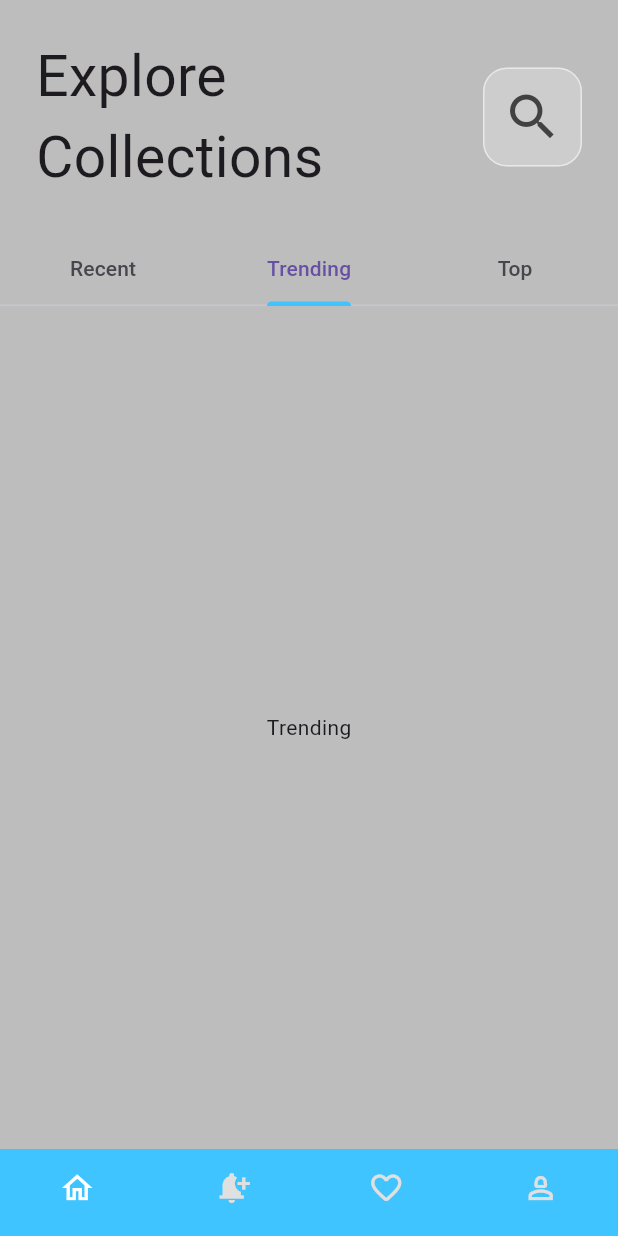
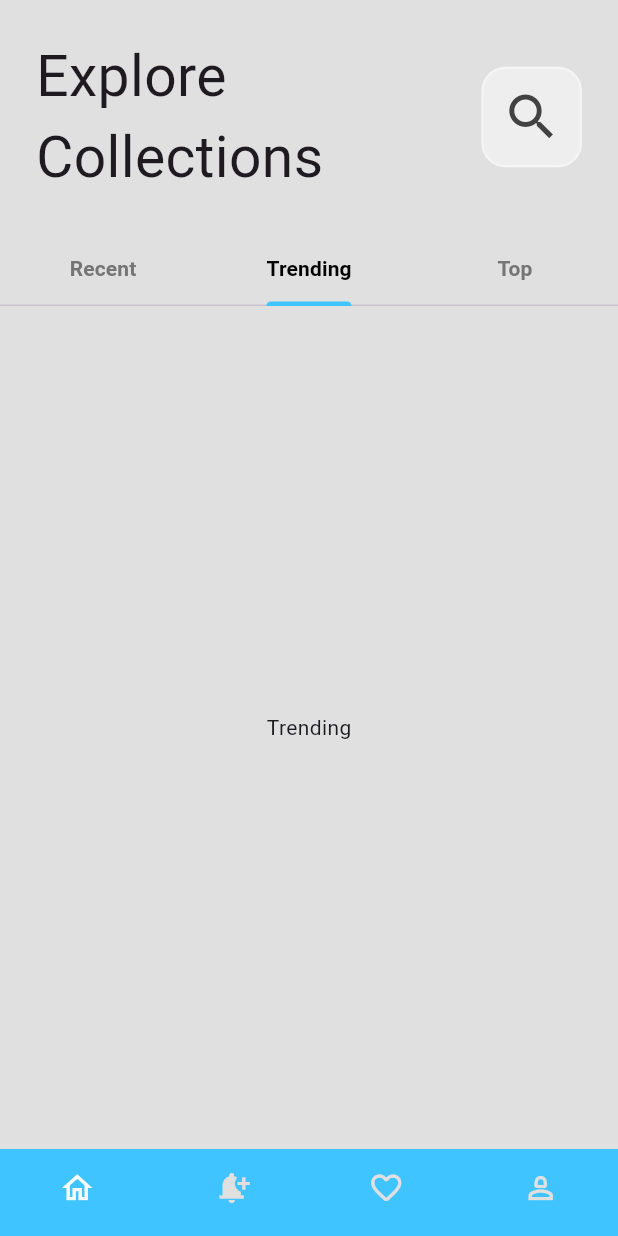
Before and after one commit to namanmahajan2020/NFT-App-UI, a Flutter app: the screen it shows after launch, tab 2 chosen, after a tap on the "search" icon, on a phone screen of 412 x 824 dp. Run offline on Flutter 3.47's test engine with Material 3 defaults, Android fonts, the phone set to English and light mode, and no system bars.

Commit message:
nft card

```diff
--- /dev/null
+++ b/lib/components/my_AppBar.dart
@@ -0,0 +1,42 @@
+import 'package:flutter/material.dart';
+
+class MyAppbar extends StatelessWidget {
+  const MyAppbar({super.key});
+
+  @override
+  Widget build(BuildContext context) {
+    return Padding(
+      padding: const EdgeInsets.all(24.0),
+      child: Row(
+        mainAxisAlignment: MainAxisAlignment.spaceBetween,
+        children: [
+          Column(
+            crossAxisAlignment: CrossAxisAlignment.start,
+            children: [
+              Text(
+                "Explore",
+                style: TextStyle(fontSize: 38, fontWeight: FontWeight.w400),
+              ),
+              Text(
+                "Collections",
+                style: TextStyle(fontSize: 38, fontWeight: FontWeight.w400),
+              ),
+            ],
+          ),
+          Container(
+            padding: EdgeInsets.all(4),
+            decoration: BoxDecoration(
+              border: Border.all(color: Colors.white38, width: 1.5),
+              color: Colors.grey.shade200,
+              borderRadius: BorderRadius.circular(16),
+            ),
+            child: IconButton(
+              icon: Icon(Icons.search, color: Colors.grey[800], size: 40),
+              onPressed: () {},
+            ),
+          ),
+        ],
+      ),
+    );
+  }
+}
--- /dev/null
+++ b/lib/components/nft_card.dart
@@ -0,0 +1,11 @@
+import 'package:flutter/material.dart';
+
+class NftCard extends StatelessWidget {
+  final String imagePath;
+  const NftCard({super.key,required this.imagePath});
+
+  @override
+  Widget build(BuildContext context) {
+    return Image.asset(imagePath, fit: BoxFit.fill);
+  }
+}
--- a/lib/pages/home_page.dart
+++ b/lib/pages/home_page.dart
@@ -1,4 +1,5 @@
 import 'package:flutter/material.dart';
+import 'package:nft_app_ui/components/my_AppBar.dart';
 import 'package:nft_app_ui/components/my_bottomBar.dart';
 import 'package:nft_app_ui/tabs/recent_tab.dart';
 import 'package:nft_app_ui/tabs/top_tab.dart';
@@ -29,7 +30,7 @@ class _HomePageState extends State<HomePage> {
     return DefaultTabController(
       length: tabOptions.length,
       child: Scaffold(
-        backgroundColor: Colors.grey[400],
+        backgroundColor: Colors.grey[300],
         bottomNavigationBar: MyBottombar(
           index: _currentindex,
           onTap: _handleBottomIndexChanger,
@@ -37,50 +38,19 @@ class _HomePageState extends State<HomePage> {
         body: SafeArea(
           child: Column(
             children: [
-              Padding(
-                padding: const EdgeInsets.all(24.0),
-                child: Row(
-                  mainAxisAlignment: MainAxisAlignment.spaceBetween,
-                  children: [
-                    Column(
-                      crossAxisAlignment: CrossAxisAlignment.start,
-                      children: [
-                        Text(
-                          "Explore",
-                          style: TextStyle(
-                            fontSize: 38,
-                            fontWeight: FontWeight.w400,
-                          ),
-                        ),
-                        Text(
-                          "Collections",
-                          style: TextStyle(
-                            fontSize: 38,
-                            fontWeight: FontWeight.w400,
-                          ),
-                        ),
-                      ],
-                    ),
-                    Container(
-                      padding: EdgeInsets.all(4),
-                      decoration: BoxDecoration(
-                        border: Border.all(color: Colors.white54),
-                        color: Colors.white24,
-                        borderRadius: BorderRadius.circular(16),
-                      ),
-                      child: IconButton(
-                        icon: Icon(
-                          Icons.search,
-                          color: Colors.grey[800],
-                          size: 40,
-                        ),
-                        onPressed: () {},
-                      ),
-                    ),
-                  ],
+              MyAppbar(),
+              TabBar(
+                tabs: tabOptions,
+                indicatorColor: Colors.lightBlueAccent,
+                labelStyle: TextStyle(
+                  fontWeight: FontWeight.bold,
+                  color: Colors.black,
+                ),
+                unselectedLabelStyle: TextStyle(
+                  fontWeight: FontWeight.bold,
+                  color: Colors.grey[600],
                 ),
               ),
-              TabBar(tabs: tabOptions, indicatorColor: Colors.lightBlueAccent),
               Expanded(
                 child: TabBarView(
                   children: [RecentTab(), TrendingTab(), TopTab()],
--- a/lib/tabs/recent_tab.dart
+++ b/lib/tabs/recent_tab.dart
@@ -1,10 +1,17 @@
 import 'package:flutter/material.dart';
+import 'package:nft_app_ui/components/nft_card.dart';
 
 class RecentTab extends StatelessWidget {
   const RecentTab({super.key});
 
   @override
   Widget build(BuildContext context) {
-    return Center(child: Text("RecentTab"));
+    return Padding(
+      padding: const EdgeInsets.all(25.0),
+      child: ClipRRect(
+        borderRadius: BorderRadius.circular(11),
+        child: NftCard(imagePath: 'lib/images/apiens_1.jpeg'),
+      ),
+    );
   }
 }
--- a/pubspec.yaml
+++ b/pubspec.yaml
@@ -58,8 +58,8 @@ flutter:
   uses-material-design: true
 
   # To add assets to your application, add an assets section, like this:
-  # assets:
-  #   - images/a_dot_burr.jpeg
+  assets:
+     - lib/images/
   #   - images/a_dot_ham.jpeg
 
   # An image asset can refer to one or more resolution-specific "variants", see
```
Also changed, not shown: lib/images/apiens_1.jpeg (added), lib/images/apiens_2.jpeg (added), lib/images/img2.jpeg (added).
